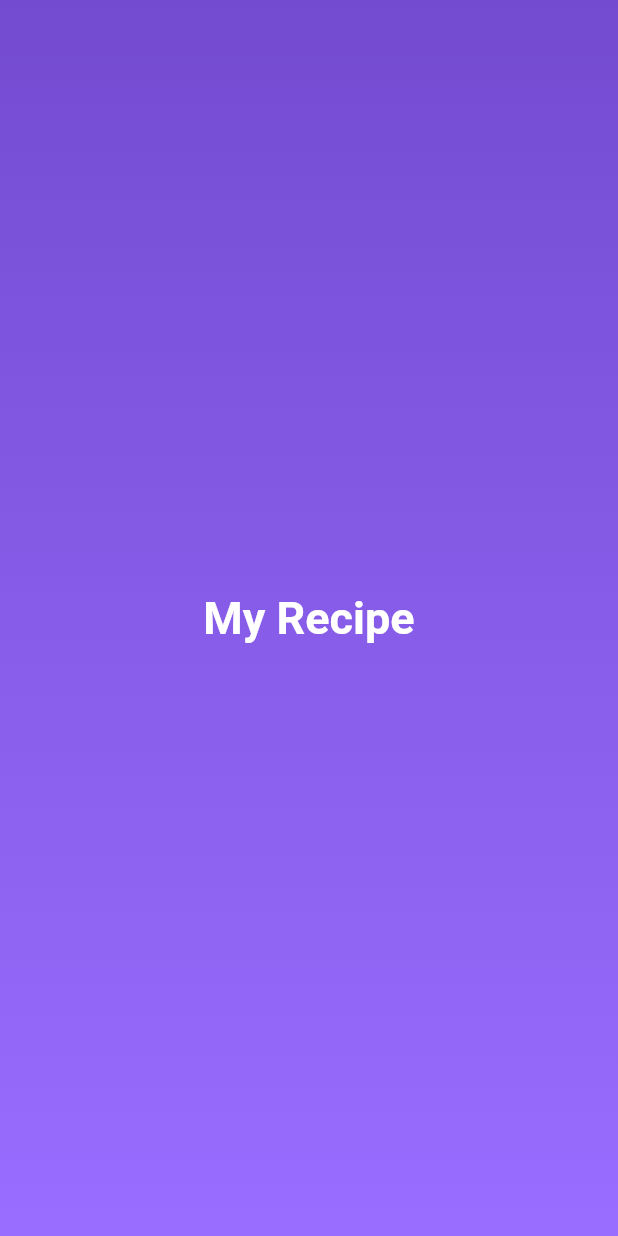
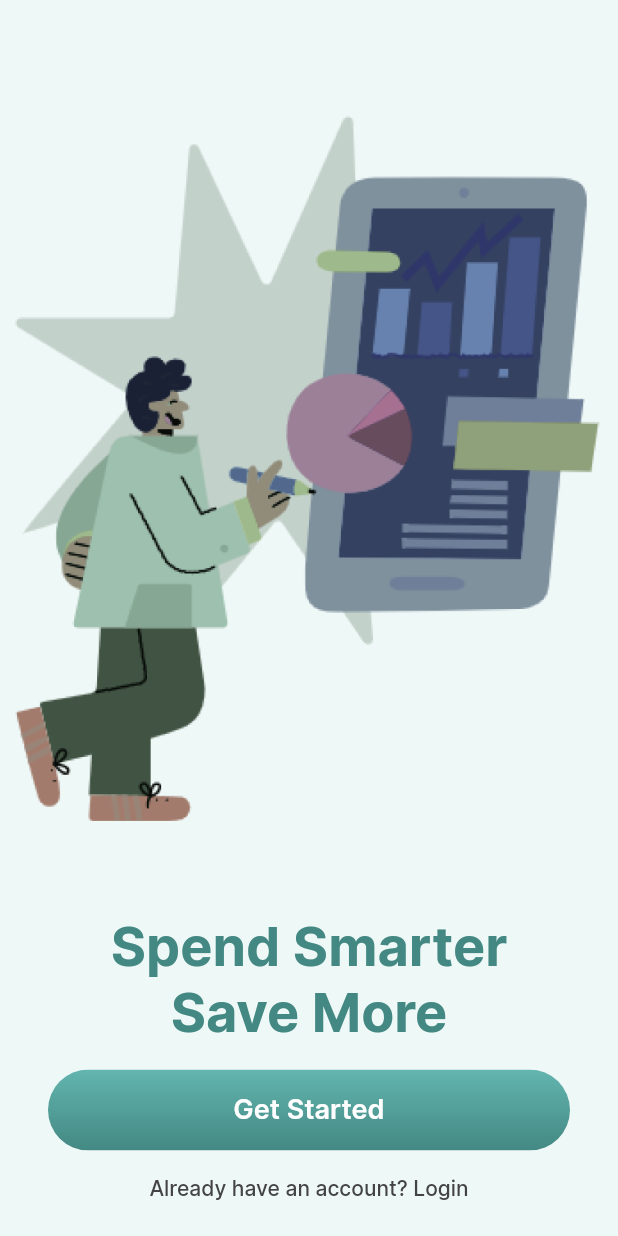
Before and after one commit to jhonatan-JS/AppRecipe, a Flutter app: the screen it shows after launch, on a phone screen of 412 x 824 dp. Run offline on Flutter 3.47's test engine with Material 2 defaults, Android fonts, the light colour scheme and no system bars; our stand-ins replace firebase_core; accounts and stored records are empty.

Commit message:
Feature: onboarding page

```diff
--- a/lib/app.dart
+++ b/lib/app.dart
@@ -1,6 +1,6 @@
 import 'package:flutter/material.dart';
-
 import 'features/splash/splash_page.dart';
+import 'features/onboarding/onboarding.dart';
 
 class App extends StatelessWidget {
   const App({super.key});
@@ -8,7 +8,8 @@ class App extends StatelessWidget {
   @override
   Widget build(BuildContext context) {
     return const MaterialApp(
-      home: SplashPage()
+      // home: SplashPage()
+      home: OnboardingPage()
     );
   }
 }
--- /dev/null
+++ b/lib/common/constants/app_colors.dart
@@ -0,0 +1,21 @@
+import 'dart:ui';
+
+class AppColors {
+  AppColors._();
+
+  static const Color grey = Color(0xFF444444);
+  static const Color white = Color(0xFFFFFFFF);
+  static const Color iceWhite = Color(0xFFEEF8F7);
+  static const Color primaryColor = Color(0xFF63B5AF);
+  static const Color secondaryColor = Color(0xFF438883);
+
+  static const List<Color> gradientColors = [
+    Color(0xFF63B5AF),
+    Color(0xFF438883)
+  ];
+
+  static const List<Color> gradientOpacity = [
+    Color.fromARGB(255, 228, 228, 228),
+    Color.fromARGB(255, 85, 85, 85)
+  ];
+}
--- /dev/null
+++ b/lib/common/constants/app_text_styles.dart
@@ -0,0 +1,30 @@
+import 'package:flutter/painting.dart';
+import 'app_colors.dart';
+
+class AppTextStyles {
+  AppTextStyles._();
+
+  static const TextStyle bigText = TextStyle(
+    fontFamily: 'Inter',
+    fontSize: 50.0,
+    fontWeight: FontWeight.w700,
+  );
+
+  static const TextStyle mediumText = TextStyle(
+    fontFamily: 'Inter',
+    fontSize: 36.0,
+    fontWeight: FontWeight.w700,
+  );
+
+    static const TextStyle mediumTextButton = TextStyle(
+    fontFamily: 'Inter',
+    fontSize: 18.0,
+    fontWeight: FontWeight.w600,
+  );
+
+  static const TextStyle smallText = TextStyle(
+    fontFamily: 'Inter',
+    fontSize: 14.0,
+    fontWeight: FontWeight.w500,
+  );
+}
--- /dev/null
+++ b/lib/common/widgets/primary_button.dart
@@ -0,0 +1,50 @@
+import 'package:flutter/cupertino.dart';
+import 'package:flutter/material.dart';
+
+import '../constants/app_colors.dart';
+import '../constants/app_text_styles.dart';
+
+class PrimaryButton extends StatelessWidget {
+  final VoidCallback? onPressed;
+  final String text;
+
+  const PrimaryButton({
+    super.key,
+    this.onPressed,
+    required this.text,
+  });
+
+  @override
+  Widget build(BuildContext context) {
+    return Material(
+        borderRadius: const BorderRadius.all(Radius.circular(38.0)),
+        child: Ink(
+          decoration: BoxDecoration(
+            borderRadius: const BorderRadius.all(Radius.circular(38.0)),
+            gradient: LinearGradient(
+              begin: Alignment.topCenter,
+              end: Alignment.bottomCenter,
+              colors: onPressed != null
+                  ? AppColors.gradientColors
+                  : AppColors.gradientOpacity,
+            ),
+          ),
+          child: InkWell(
+            borderRadius: const BorderRadius.all(Radius.circular(38.0)),
+            onTap: onPressed,
+            child: Container(
+              decoration: const BoxDecoration(
+                borderRadius: BorderRadius.all(Radius.circular(38.0)),
+              ),
+              alignment: Alignment.center,
+              height: 54.0,
+              width: 350.0,
+              child: Text(text,
+                  style: AppTextStyles.mediumTextButton.copyWith(
+                    color: AppColors.white,
+                  )),
+            ),
+          ),
+        ));
+  }
+}
--- /dev/null
+++ b/lib/features/onboarding/onboarding.dart
@@ -0,0 +1,51 @@
+import 'package:flutter/material.dart';
+import 'package:my_recipe/common/constants/app_colors.dart';
+import 'package:my_recipe/common/constants/app_text_styles.dart';
+
+import '../../common/widgets/primary_button.dart';
+
+class OnboardingPage extends StatelessWidget {
+  const OnboardingPage({super.key});
+
+  @override
+  Widget build(BuildContext context) {
+    return Scaffold(
+      backgroundColor: AppColors.iceWhite,
+      body: Align(
+        child: Column(
+          children: [
+            const SizedBox(
+              height: 18.0,
+            ),
+            Expanded(
+              flex: 2,
+              child: Image.asset(
+                'assets/images/onboarding.png',
+              ),
+            ),
+            Text('Spend Smarter',
+                style: AppTextStyles.mediumText.copyWith(
+                  color: AppColors.secondaryColor,
+                )),
+            Text('Save More',
+                style: AppTextStyles.mediumText.copyWith(
+                  color: AppColors.secondaryColor,
+                )),
+            Padding(
+              padding:
+                  const EdgeInsets.symmetric(horizontal: 32.0, vertical: 16),
+              child: PrimaryButton(text: 'Get Started', onPressed: () {}),
+            ),
+            Text('Already have an account? Login',
+                style: AppTextStyles.smallText.copyWith(
+                  color: AppColors.grey,
+                )),
+            const SizedBox(
+              height: 24.0,
+            ),
+          ],
+        ),
+      ),
+    );
+  }
+}
--- a/lib/features/splash/splash_page.dart
+++ b/lib/features/splash/splash_page.dart
@@ -1,4 +1,6 @@
 import 'package:flutter/material.dart';
+import '../../common/constants/app_colors.dart';
+import '../../common/constants/app_text_styles.dart';
 
 class SplashPage extends StatelessWidget {
   const SplashPage({super.key});
@@ -8,20 +10,18 @@ class SplashPage extends StatelessWidget {
     return Scaffold(
         body: Container(
       alignment: Alignment.center,
-      decoration: BoxDecoration(
+      decoration: const BoxDecoration(
         gradient: LinearGradient(
           begin: Alignment.topCenter,
           end: Alignment.bottomCenter,
-          colors: [
-            Color(0xFF734bd1),
-            Color(0xFF996dff),
-          ],
+          colors: AppColors.gradientColors,
         ),
       ),
-      child: const Text(
-        'My Recipe',
-        style: TextStyle(
-            fontSize: 30.0, fontWeight: FontWeight.w700, color: Colors.white),
+      child: Text(
+        'Recipe',
+        style: AppTextStyles.bigText.copyWith(
+          color: AppColors.white,
+        )
       ),
     ));
   }
--- a/lib/main.dart
+++ b/lib/main.dart
@@ -1,6 +1,11 @@
 import 'package:flutter/material.dart';
+import "package:firebase_core/firebase_core.dart";
+
 import 'app.dart';
 
-void main() {
+Future<void> main() async {
+  WidgetsFlutterBinding.ensureInitialized();
+  await Firebase.initializeApp();
+
   runApp(const App());
 }
```
Also changed, not shown: pubspec.yaml (+18 -15 lines), assets/fonts/Inter-Bold.ttf (added), assets/fonts/Inter-ExtraBold.ttf (added), assets/fonts/Inter-Medium.ttf (added), assets/fonts/Inter-Regular.ttf (added), assets/fonts/Inter-SemiBold.ttf (added), assets/images/login.png (added), assets/images/onboarding.png (added), assets/images/register.png (added), pubspec.lock, 4 other files.
